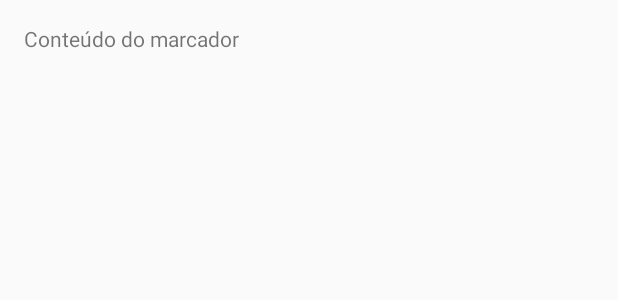
After one commit to juniorklein/UniFtec-Mobile-2017_02, an Android app: the layout conteudo_marcador.xml on its own in the app's theme, with its tools: preview values and no code run, on a phone screen of 412 x 824 dp. The commit adds this screen. Shown: the top 300 px of the screen. Run offline under Robolectric (Android 15) with nearby library versions, the light colour scheme and no system bars.

Commit message:
no message

```diff
--- /dev/null
+++ b/FtecListView/app/src/main/res/layout/conteudo_marcador.xml
@@ -0,0 +1,13 @@
+<?xml version="1.0" encoding="utf-8"?>
+<LinearLayout
+    xmlns:android="http://schemas.android.com/apk/res/android"
+    android:layout_width="wrap_content"
+    android:layout_height="wrap_content"
+    android:padding="16dp">
+
+    <TextView
+        android:text="Conteúdo do marcador"
+        android:layout_width="wrap_content"
+        android:layout_height="wrap_content" />
+
+</LinearLayout>
```
Also changed, not shown: FtecListView/app/src/main/java/br/com/uniftec/fteclistview/service/POAService.java (added, +19 -0 lines), FtecListView/app/src/main/java/br/com/uniftec/fteclistview/task/CarregarIntinerariosTask.java (added, +95 -0 lines), FtecListView/app/src/main/java/br/com/uniftec/fteclistview/ui/IntinerarioMapFragment.java (+53 -1 lines), FtecListView/app/src/main/java/br/com/uniftec/fteclistview/ui/ListaFilmesFragment.java (+4 -3 lines).
